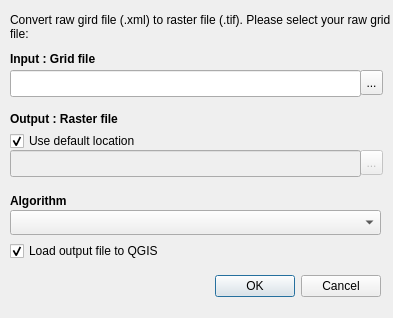
inasafe/inasafe, file safe_qgis/converter_dialog_base.ui: the form before one commit.
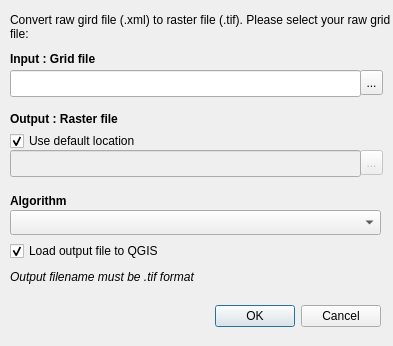
The form after the commit.

Commit message: I think the converter dialog is finished.

The edit to the form file:
```diff
--- a/safe_qgis/converter_dialog_base.ui
+++ b/safe_qgis/converter_dialog_base.ui
@@ -7,7 +7,7 @@
     <x>0</x>
     <y>0</y>
     <width>393</width>
-    <height>318</height>
+    <height>346</height>
    </rect>
   </property>
   <property name="windowTitle">
@@ -17,7 +17,7 @@
    <property name="geometry">
     <rect>
      <x>20</x>
-     <y>270</y>
+     <y>300</y>
      <width>361</width>
      <height>32</height>
     </rect>
@@ -214,6 +214,27 @@
     <string>Algorithm</string>
    </property>
   </widget>
+  <widget class="QLabel" name="lblWarning">
+   <property name="geometry">
+    <rect>
+     <x>10</x>
+     <y>260</y>
+     <width>381</width>
+     <height>34</height>
+    </rect>
+   </property>
+   <property name="font">
+    <font>
+     <italic>true</italic>
+    </font>
+   </property>
+   <property name="text">
+    <string>Output filename must be .tif format</string>
+   </property>
+   <property name="wordWrap">
+    <bool>true</bool>
+   </property>
+  </widget>
  </widget>
  <resources/>
  <connections>
```
The commit also changes 2 other files.
